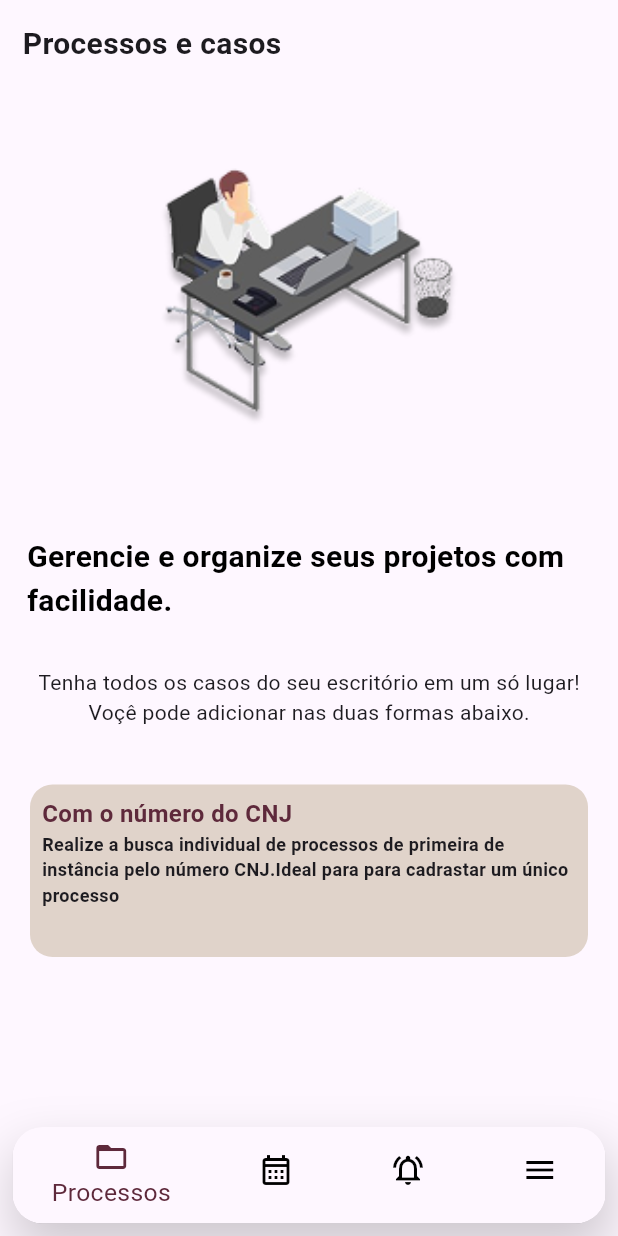
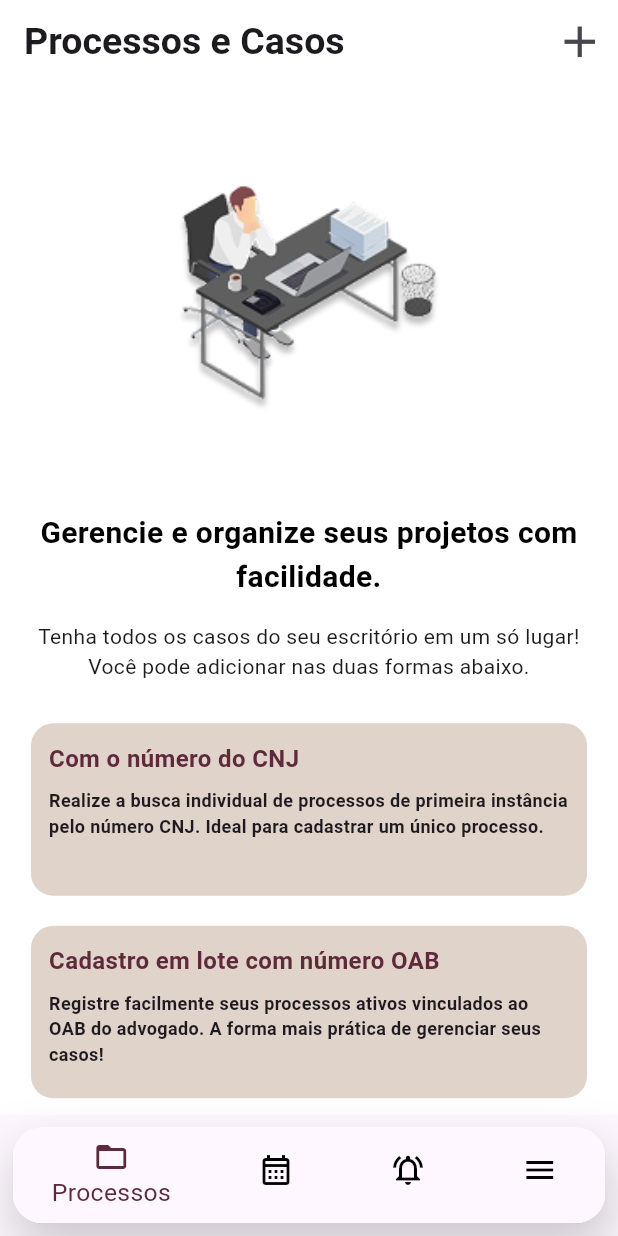
Before and after one commit to waFerreiraa/Software-Juridico, a Flutter app: the screen it shows once a user with an empty profile is signed in, on a phone screen of 412 x 824 dp. Run offline on Flutter 3.47's test engine with Material 3 defaults, Android fonts, the phone set to English and light mode, and no system bars; our stand-ins replace firebase_auth, firebase_core; accounts and stored records are empty.

Commit message:
Atualização na página de processos

```diff
--- a/lib/main.dart
+++ b/lib/main.dart
@@ -11,18 +11,39 @@ import 'firebase_options.dart';
 void main() async {
   WidgetsFlutterBinding.ensureInitialized();
   await Firebase.initializeApp(options: DefaultFirebaseOptions.currentPlatform);
-  runApp(MyApp());
+  runApp(const MyApp());
 }
 
 class MyApp extends StatelessWidget {
+  const MyApp({super.key});
+
   @override
   Widget build(BuildContext context) {
     return MaterialApp(
       debugShowCheckedModeBanner: false,
       initialRoute: '/',
+      theme: ThemeData(
+        scaffoldBackgroundColor: Colors.white,
+        appBarTheme: const AppBarTheme(
+          backgroundColor: Colors.white,
+          elevation: 0,
+          iconTheme: IconThemeData(color: Colors.black),
+          titleTextStyle: TextStyle(
+            color: Colors.black,
+            fontSize: 25,
+            fontWeight: FontWeight.bold,
+          ),
+          surfaceTintColor: Colors.transparent,
+        ),
+        colorScheme: ColorScheme.fromSeed(
+          seedColor: Colors.white,
+          brightness: Brightness.light,
+        ),
+        useMaterial3: true,
+      ),
       routes: {
-        '/': (context) => SplashPage(),
-        '/home': (context) => RoteadorTela(), // Coloque sua tela principal aqui
+        '/': (context) => const SplashPage(),
+        '/home': (context) => const RoteadorTela(),
       },
     );
   }
--- a/lib/navegacao/processos_page.dart
+++ b/lib/navegacao/processos_page.dart
@@ -1,35 +1,67 @@
 import 'package:flutter/material.dart';
+import 'package:jurisolutions/navegacao/cad_processo.dart';
+import 'package:flutter/services.dart';
 
-class ProcessosPage extends StatelessWidget {
+class ProcessosPage extends StatefulWidget {
   const ProcessosPage({super.key});
 
   @override
+  State<ProcessosPage> createState() => _ProcessosPageState();
+}
+
+class _ProcessosPageState extends State<ProcessosPage> {
+  @override
+  void initState() {
+    super.initState();
+    SystemChrome.setSystemUIOverlayStyle(
+      const SystemUiOverlayStyle(
+        statusBarColor: Colors.white,
+        statusBarIconBrightness: Brightness.dark,
+      ),
+    );
+  }
+
+  @override
   Widget build(BuildContext context) {
+    final screenWidth = MediaQuery.of(context).size.width;
+
     return Scaffold(
-      body: Column(
-        children: [
-          Row(
-            children: [
-              Padding(
-                padding: const EdgeInsets.all(15.0),
-                child: Text(
-                  "Processos e casos",
-                  style: TextStyle(fontSize: 20, fontWeight: FontWeight.bold),
+      backgroundColor: Colors.white,
+      appBar: AppBar(
+        backgroundColor: Colors.white,
+        elevation: 0,
+        title: const Text(
+          "Processos e Casos",
+          style: TextStyle(fontWeight: FontWeight.bold, fontSize: 25),
         ),
+        actions: <Widget>[
+          IconButton(
+            icon: const Icon(Icons.add, size: 35),
+            tooltip: 'Adicionar Processo',
+            onPressed: () {
+              Navigator.push(
+                context,
+                MaterialPageRoute(builder: (context) => CadPro()),
+              );
+            },
           ),
         ],
       ),
+      body: SingleChildScrollView(
+        padding: const EdgeInsets.symmetric(vertical: 20),
+        child: Column(
+          children: [
             Center(
               child: Image.asset(
                 'assets/Advogado_.png',
-              width: 280,
+                width: screenWidth * 0.6,
                 fit: BoxFit.contain,
               ),
             ),
             Container(
-            margin: EdgeInsets.all(18.0),
+              margin: const EdgeInsets.all(18.0),
               child: Column(
-              children: [
+                children: const [
                   Text(
                     "Gerencie e organize seus projetos com facilidade.",
                     style: TextStyle(
@@ -37,25 +69,32 @@ class ProcessosPage extends StatelessWidget {
                       fontSize: 20,
                       fontWeight: FontWeight.bold,
                     ),
+                    textAlign: TextAlign.center,
                   ),
-                Padding(padding: const EdgeInsets.all(15.0)),
-                Text("Tenha todos os casos do seu escritório em um só lugar!"),
-                Text("Voçê pode adicionar nas duas formas abaixo."),
+                  SizedBox(height: 15),
+                  Text(
+                    "Tenha todos os casos do seu escritório em um só lugar!",
+                    textAlign: TextAlign.center,
+                  ),
+                  Text(
+                    "Você pode adicionar nas duas formas abaixo.",
+                    textAlign: TextAlign.center,
+                  ),
                 ],
               ),
             ),
             Container(
-            width: 400,
+              width: screenWidth * 0.9,
               height: 115,
-            margin: EdgeInsets.all(20.0),
+              margin: const EdgeInsets.symmetric(vertical: 10.0),
               decoration: BoxDecoration(
                 borderRadius: BorderRadius.circular(15),
-              color: Color(0xffE0D3CA),
+                color: const Color(0xffE0D3CA),
               ),
-            padding: EdgeInsets.all(8),
+              padding: const EdgeInsets.all(12),
               child: Column(
                 crossAxisAlignment: CrossAxisAlignment.start,
-              children: [
+                children: const [
                   Text(
                     "Com o número do CNJ",
                     style: TextStyle(
@@ -64,8 +103,37 @@ class ProcessosPage extends StatelessWidget {
                       fontWeight: FontWeight.bold,
                     ),
                   ),
+                  SizedBox(height: 8),
                   Text(
-                  "Realize a busca individual de processos de primeira de instância pelo número CNJ.Ideal para para cadrastar um único processo",
+                    "Realize a busca individual de processos de primeira instância pelo número CNJ. Ideal para cadastrar um único processo.",
+                    style: TextStyle(fontSize: 12, fontWeight: FontWeight.bold),
+                  ),
+                ],
+              ),
+            ),
+            Container(
+              width: screenWidth * 0.9,
+              height: 115,
+              margin: const EdgeInsets.symmetric(vertical: 10.0),
+              decoration: BoxDecoration(
+                borderRadius: BorderRadius.circular(15),
+                color: const Color(0xffE0D3CA),
+              ),
+              padding: const EdgeInsets.all(12),
+              child: Column(
+                crossAxisAlignment: CrossAxisAlignment.start,
+                children: const [
+                  Text(
+                    "Cadastro em lote com número OAB",
+                    style: TextStyle(
+                      color: Color(0xff5E293B),
+                      fontSize: 16,
+                      fontWeight: FontWeight.bold,
+                    ),
+                  ),
+                  SizedBox(height: 8),
+                  Text(
+                    "Registre facilmente seus processos ativos vinculados ao OAB do advogado. A forma mais prática de gerenciar seus casos!",
                     style: TextStyle(fontSize: 12, fontWeight: FontWeight.bold),
                   ),
                 ],
@@ -73,6 +141,7 @@ class ProcessosPage extends StatelessWidget {
             ),
           ],
         ),
+      ),
     );
   }
 }
```
Also changed, not shown: lib/navegacao/cad_processo.dart (added, +196 -0 lines). Lines whose indentation alone changed are shown as unchanged.
